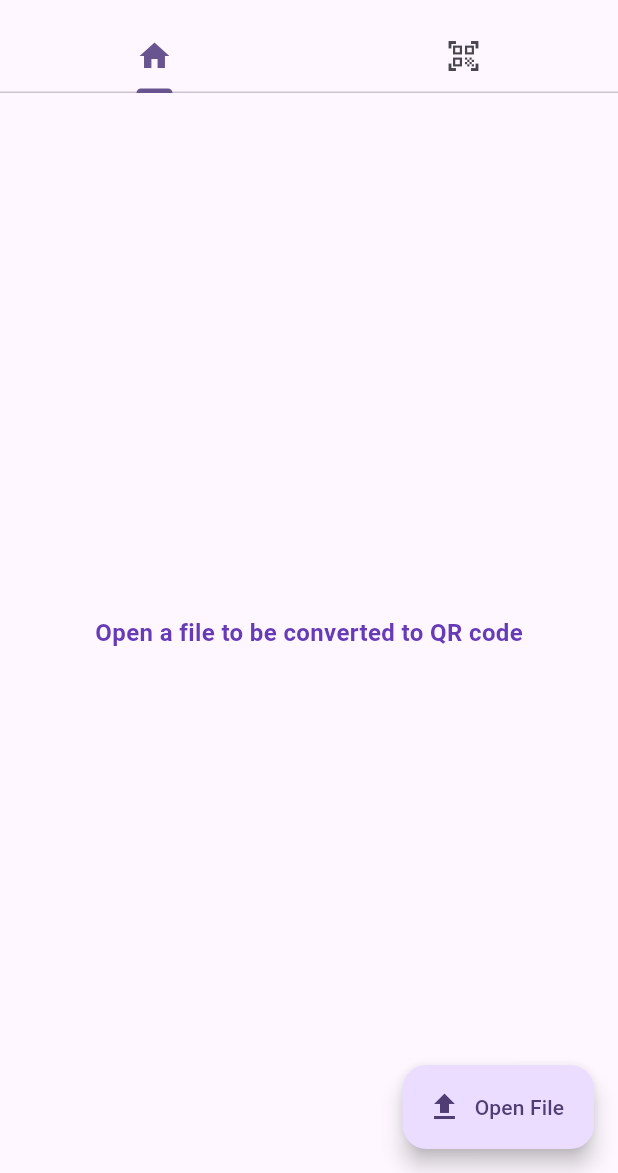
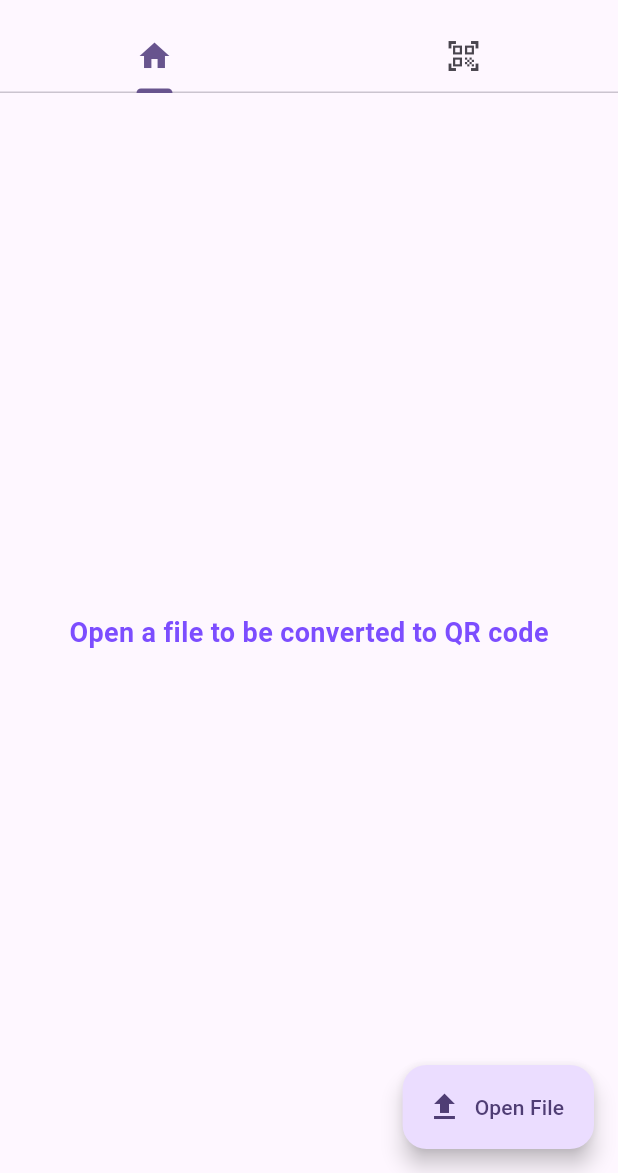
Before and after one commit to sreenumr/barcode_flutter, a Flutter app: the screen it shows after launch, on a phone screen of 412 x 824 dp, the part 63-1236 px from its top. Run offline on Flutter 3.47's test engine with Material 2 defaults, Android fonts, the phone set to English and light mode, and no system bars; our stand-ins replace file_picker, permission_handler, qr_flutter; missing offline and left inert: barcode, dart:ffi, flutter_barcode_scanner, qr, qr_code_scanner, qr_mobile_vision.

Commit message:
File for constants added

```diff
--- a/lib/widgets/pages/home.dart
+++ b/lib/widgets/pages/home.dart
@@ -2,6 +2,7 @@ import 'package:barcode_app/main.dart';
 import 'package:flutter/material.dart';
 import 'package:provider/provider.dart';
 import './code_page.dart';
+import '../../config/constants.dart' as Constants;
 
 class MyHomePage extends StatefulWidget {
   const MyHomePage({super.key, required this.title});
@@ -24,7 +25,7 @@ class _MyHomePageState extends State<MyHomePage> {
             if (appState.selectedFileName.isNotEmpty)
               Text(appState.selectedFileName,
                   style: const TextStyle(
-                    fontSize: 16,
+                    fontSize: Constants.fontMedium,
                   )),
             if (appState.selectedFileName.isNotEmpty)
               (ElevatedButton.icon(
@@ -45,9 +46,8 @@ class _MyHomePageState extends State<MyHomePage> {
               const Text(
                 "Open a file to be converted to QR code",
                 style: TextStyle(
-                    fontWeight: FontWeight.bold,
-                    fontSize: 16,
-                    color: Colors.deepPurple),
+                  fontSize: Constants.fontMedium,
+                ),
               ),
           ]
               .map((widget) => Padding(
```
Also changed, not shown: lib/config/constants.dart (added, +14 -0 lines).
